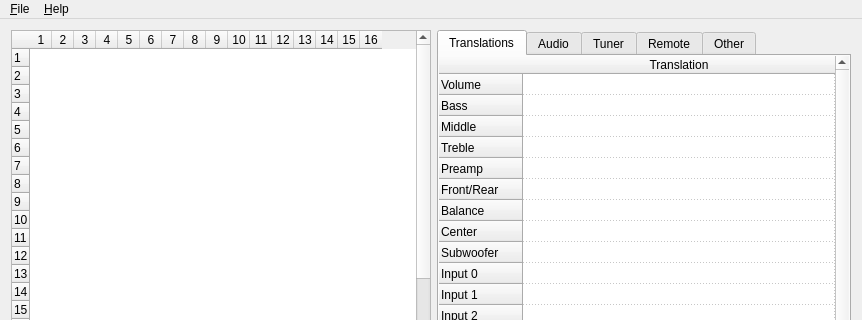
First picture: the form in editor/mainwindow.ui, repository WiseLord/ampcontrol, before the edit; both pictures show x 0 to 862 and y 0 to 320 of the 862 by 609 pixel window.
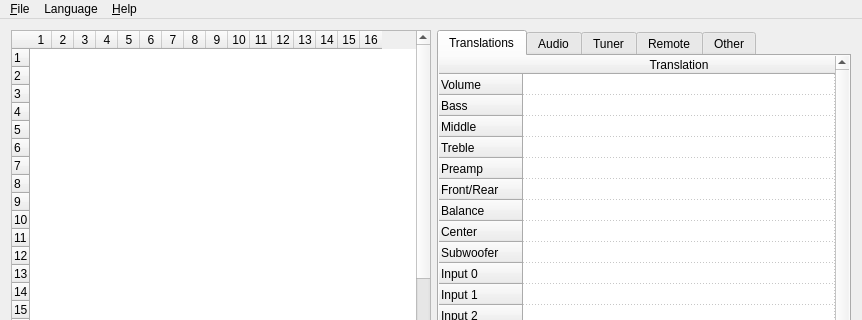
Second picture: the form after the edit. Icons and pictures are not drawn.

```diff
--- a/editor/mainwindow.ui
+++ b/editor/mainwindow.ui
@@ -2687,7 +2687,17 @@
     <addaction name="actionAbout"/>
     <addaction name="actionAboutQt"/>
    </widget>
+   <widget class="QMenu" name="menuLang">
+    <property name="title">
+     <string>Language</string>
+    </property>
+    <addaction name="actionLangAuto"/>
+    <addaction name="actionLangBelarusian"/>
+    <addaction name="actionLangEnglish"/>
+    <addaction name="actionLangRussian"/>
+   </widget>
    <addaction name="menuFile"/>
+   <addaction name="menuLang"/>
    <addaction name="menuHelp"/>
   </widget>
   <widget class="QStatusBar" name="statusBar"/>
```
Left out of the diff: 100 changed lines with no effect on the pictures.
